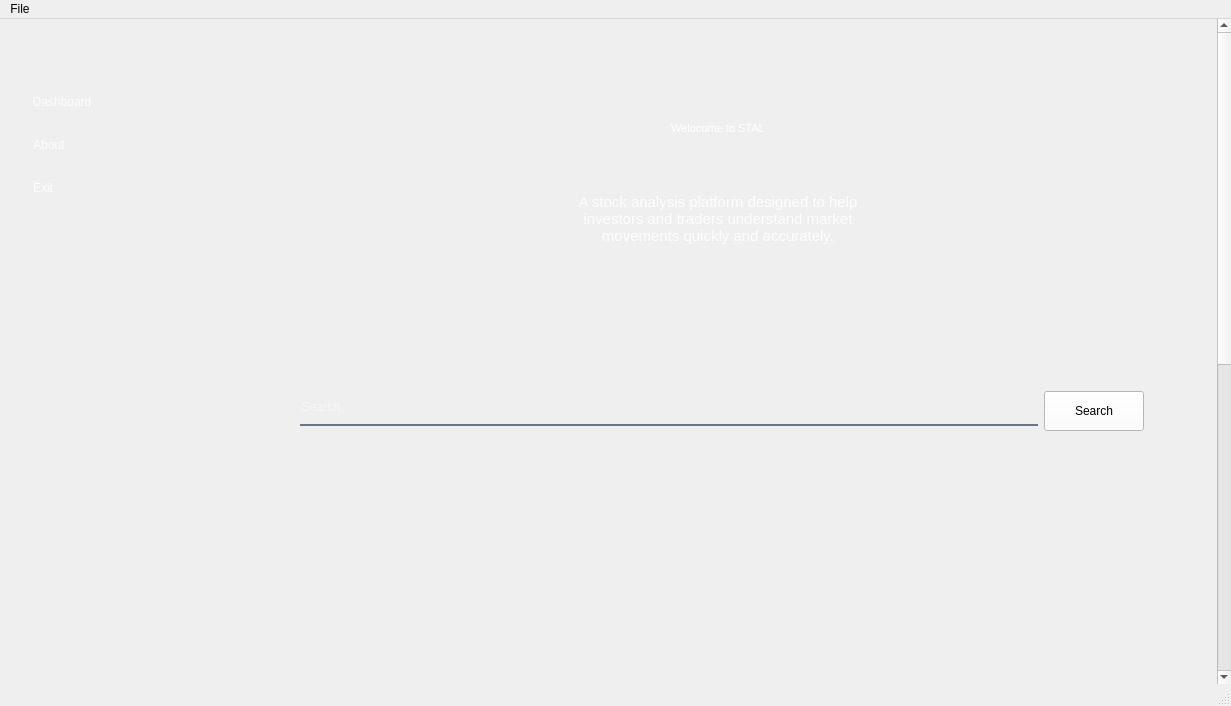
The window that ui/MainMenu.ui (eDarrrrr/ProjectSTAL) describes before a commit, drawn with Qt 5.
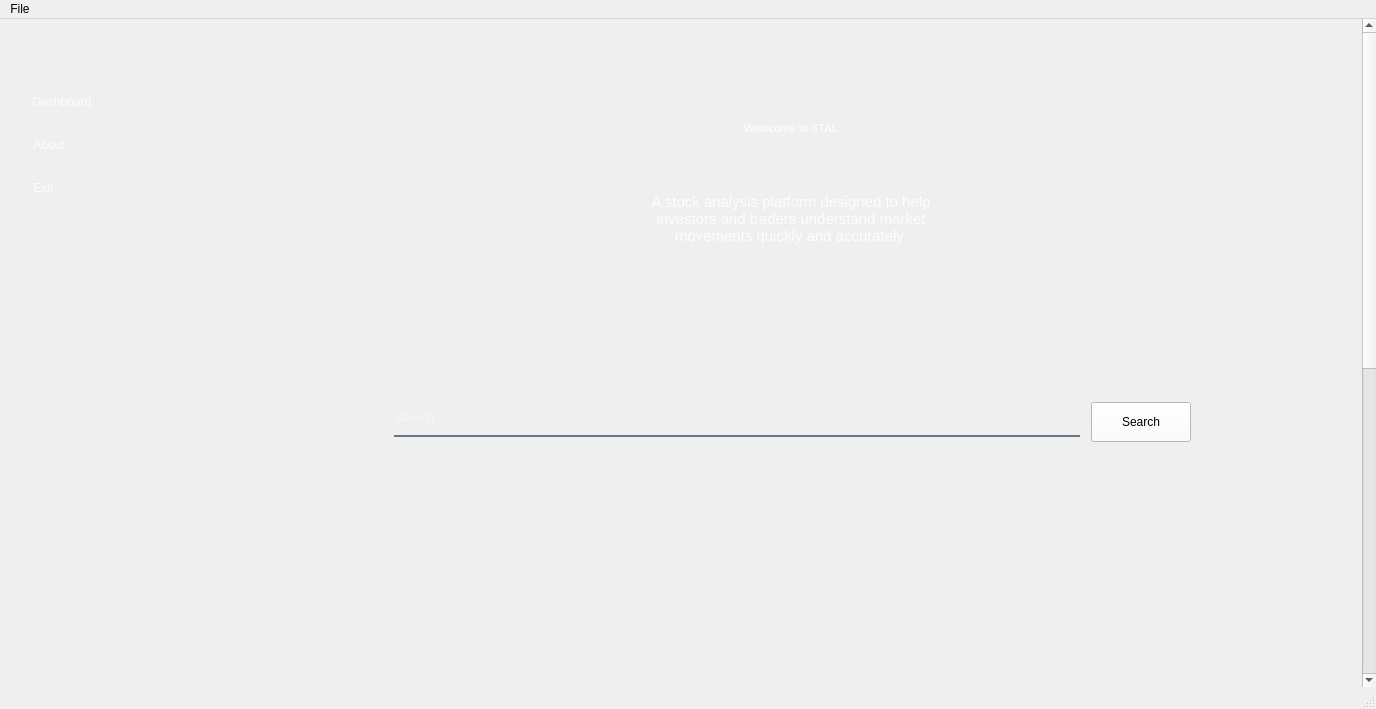
The same window after the commit. Icons and pictures are not drawn.

Commit message: updated menu nya

Patch:
```diff
--- a/ui/MainMenu.ui
+++ b/ui/MainMenu.ui
@@ -6,8 +6,8 @@
    <rect>
     <x>0</x>
     <y>0</y>
-    <width>1231</width>
-    <height>706</height>
+    <width>1376</width>
+    <height>709</height>
    </rect>
   </property>
   <property name="windowTitle">
@@ -244,8 +244,8 @@
        <property name="geometry">
         <rect>
          <x>0</x>
-         <y>0</y>
-         <width>944</width>
+         <y>-251</y>
+         <width>1089</width>
          <height>1312</height>
         </rect>
        </property>
@@ -403,15 +403,15 @@
           </property>
          </spacer>
         </item>
-        <item>
+        <item alignment="Qt::AlignHCenter">
          <widget class="QStackedWidget" name="Page">
           <property name="enabled">
            <bool>true</bool>
           </property>
           <property name="minimumSize">
            <size>
-            <width>800</width>
-            <height>100</height>
+            <width>0</width>
+            <height>0</height>
            </size>
           </property>
           <property name="styleSheet">
@@ -427,10 +427,22 @@
               <x>9</x>
               <y>9</y>
               <width>891</width>
-              <height>42</height>
+              <height>64</height>
              </rect>
             </property>
-            <layout class="QHBoxLayout" name="horizontalLayout">
+            <layout class="QHBoxLayout" name="Hlayout1">
+             <property name="spacing">
+              <number>11</number>
+             </property>
+             <property name="sizeConstraint">
+              <enum>QLayout::SetMinimumSize</enum>
+             </property>
+             <property name="leftMargin">
+              <number>42</number>
+             </property>
+             <property name="rightMargin">
+              <number>0</number>
+             </property>
              <item>
               <widget class="QLabel" name="SearchLabel">
                <property name="sizePolicy">
@@ -541,6 +553,32 @@
              </item>
             </layout>
            </widget>
+           <widget class="QWidget" name="">
+            <property name="geometry">
+             <rect>
+              <x>10</x>
+              <y>70</y>
+              <width>891</width>
+              <height>51</height>
+             </rect>
+            </property>
+            <layout class="QHBoxLayout" name="horizontalLayout">
+             <property name="leftMargin">
+              <number>90</number>
+             </property>
+             <item>
+              <widget class="QLabel" name="HasilSearchLabel">
+               <property name="styleSheet">
+                <string notr="true">background-color: transparent;
+color: rgb(255, 255, 255);</string>
+               </property>
+               <property name="text">
+                <string/>
+               </property>
+              </widget>
+             </item>
+            </layout>
+           </widget>
           </widget>
           <widget class="QWidget" name="PageAbout">
            <property name="minimumSize">
@@ -643,7 +681,7 @@
     <rect>
      <x>0</x>
      <y>0</y>
-     <width>1231</width>
+     <width>1376</width>
      <height>22</height>
     </rect>
    </property>
```
The commit also changes 4 other files.
